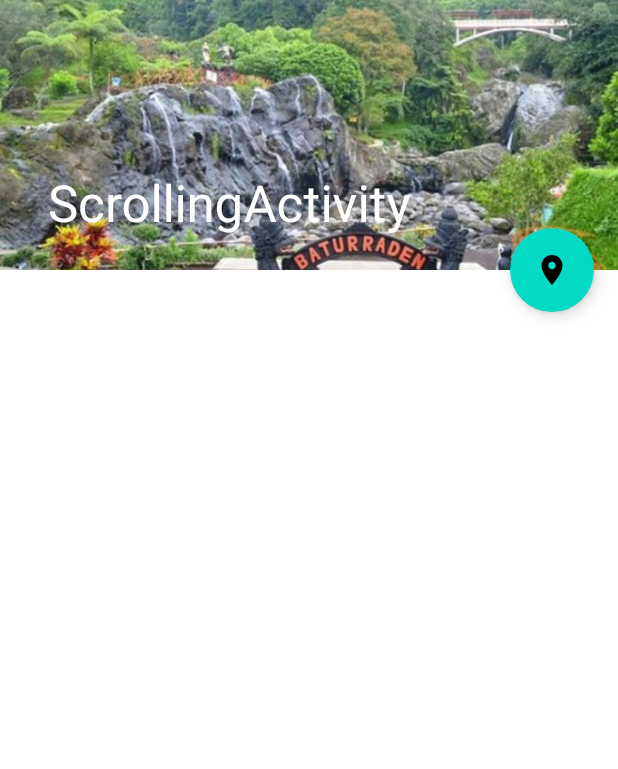
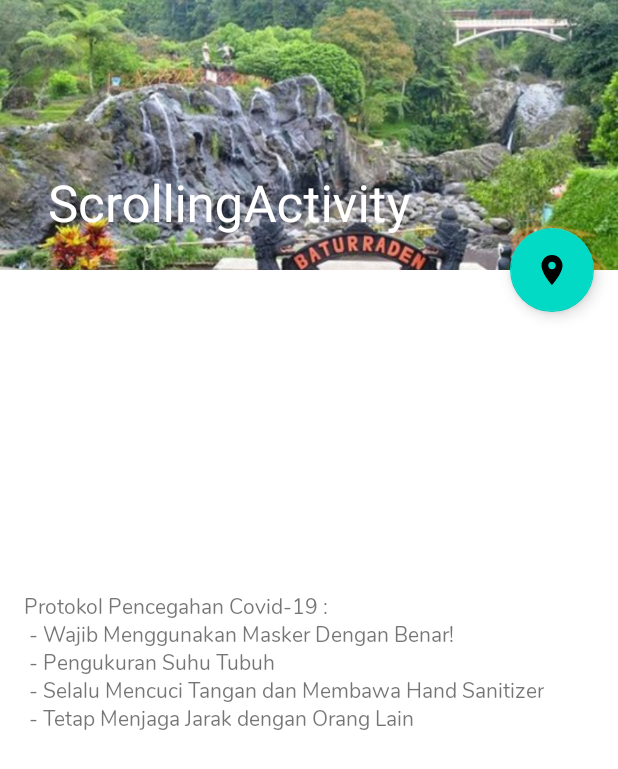
Before and after one commit to PanjiAM/Safe-Travelku, an Android app: the ScrollingDetailActivity screen opened directly, with no data from a screen before it, on a phone screen of 412 x 824 dp. Shown: the top 769 px of the screen. Run offline under Robolectric (Android 15) with nearby library versions, the phone set to English and light mode, and no system bars; 1 statement that could not run was skipped.

Commit message:
added protokol pencegahan covid 19

```diff
--- a/app/src/main/res/layout/content_scrolling.xml
+++ b/app/src/main/res/layout/content_scrolling.xml
@@ -106,6 +106,24 @@
             android:padding="5dp"/>
     </LinearLayout>
 
+        <LinearLayout
+            android:orientation="horizontal"
+            android:layout_width="match_parent"
+            android:layout_height="match_parent"
+            android:paddingLeft="5dp"
+            android:paddingTop="32dp"
+            android:paddingRight="5dp">
+
+            <TextView
+                android:id="@+id/protokol_wisata"
+                android:layout_width="wrap_content"
+                android:layout_height="wrap_content"
+                android:text="@string/protokol_wisata"
+                android:fontFamily="@font/nunito_font_family"
+                android:textFontWeight="400"
+                android:padding="5dp"/>
+        </LinearLayout>
+
     </LinearLayout>
 
 </androidx.core.widget.NestedScrollView>
--- a/app/src/main/res/values/strings.xml
+++ b/app/src/main/res/values/strings.xml
@@ -143,6 +143,11 @@ lagi!</item>
     </string-array>
     <string name="title_activity_maps">Map</string>
     <string name="google_maps_key">AIzaSyC7Xyv2yogvVBSrbLPZArZZ6muk1kyA7L0</string>
+    <string name="protokol_wisata">Protokol Pencegahan Covid-19 :\n
+- Wajib Menggunakan Masker Dengan Benar!\n
+- Pengukuran Suhu Tubuh\n
+- Selalu Mencuci Tangan dan Membawa Hand Sanitizer\n
+- Tetap Menjaga Jarak dengan Orang Lain\n</string>
 
 
 </resources>
```
